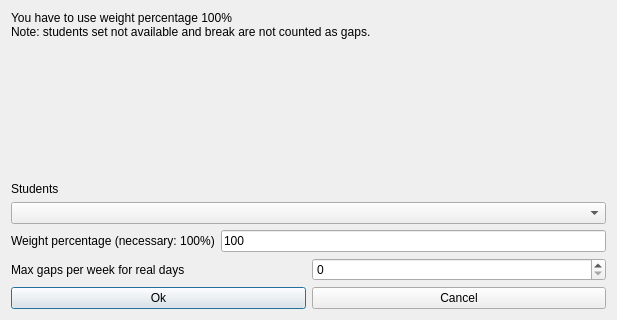
This is fet/src/interface/modifyconstraintstudentssetmaxgapsperweekforrealdaysform_template.ui in vonmecheln/fet as Qt 5 draws it before an edit. The edited form follows.
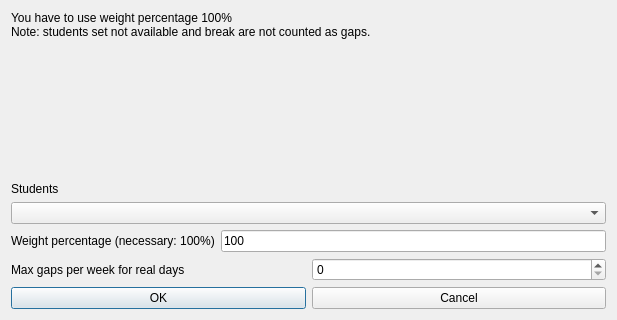
This is the edited form.

```diff
--- a/fet/src/interface/modifyconstraintstudentssetmaxgapsperweekforrealdaysform_template.ui
+++ b/fet/src/interface/modifyconstraintstudentssetmaxgapsperweekforrealdaysform_template.ui
@@ -135,7 +135,7 @@
      <item>
       <widget class="QPushButton" name="okPushButton">
        <property name="text">
-        <string>Ok</string>
+        <string>OK</string>
        </property>
       </widget>
      </item>
```
